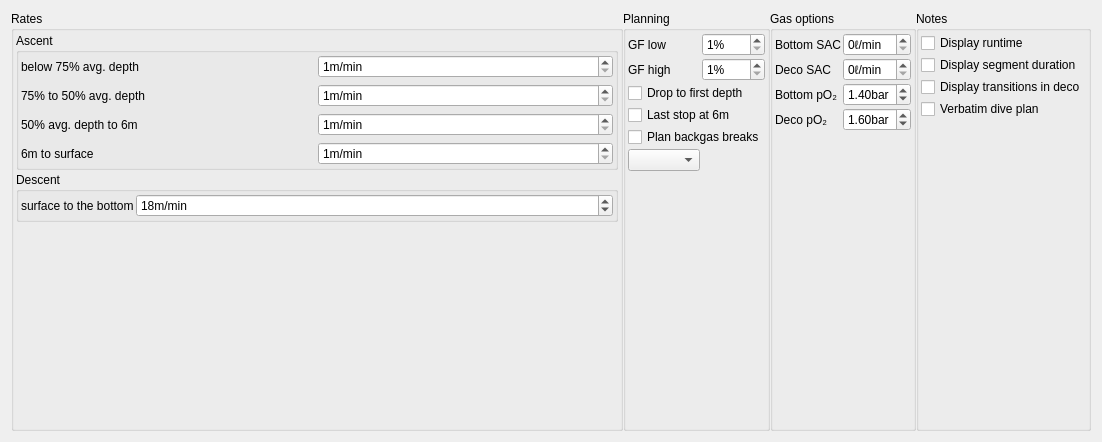
subsurface/subsurface, file qt-ui/plannerSettings.ui: the form before one commit.
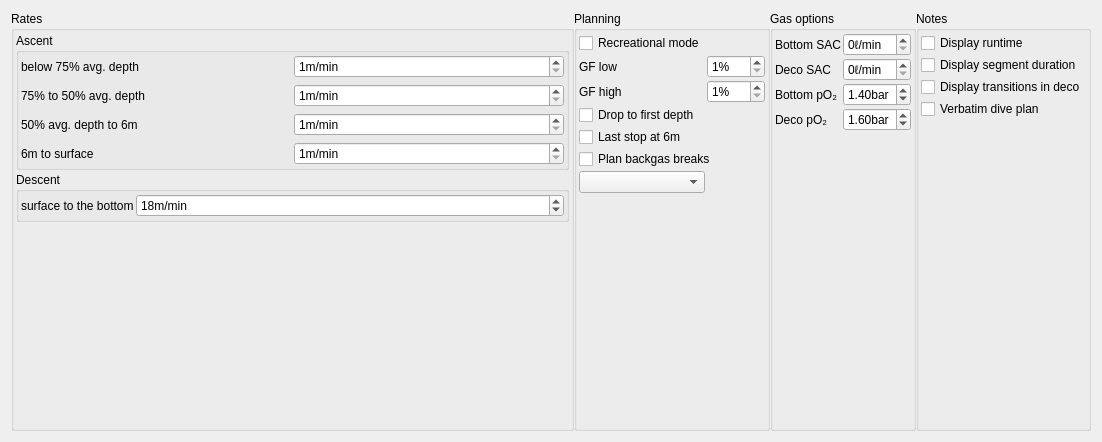
The form after the commit.

Commit message:
Introduce recreational planner mode
This adopts the planner to the needs of the recreational diver. Rather than immediately
starting to ascent doing deco stops this mode, this mode stays at the last manually
entered depth for the maximal time before mandantory stops appear (NDL). It does not
change gas but keeps using the last used cylinder.

TODO: * Grey out unused UI elements of the planner in this mode
      * Start ascent before gas runs out (or into reserve)
      * Do a 3min @ 5m safety stop.

Fixes #840

```diff
--- a/qt-ui/plannerSettings.ui
+++ b/qt-ui/plannerSettings.ui
@@ -262,41 +262,71 @@
           <property name="spacing">
            <number>2</number>
           </property>
-          <item row="0" column="2">
-           <widget class="QSpinBox" name="gflow">
-            <property name="suffix">
-             <string>%</string>
-            </property>
-            <property name="minimum">
-             <number>1</number>
-            </property>
-            <property name="maximum">
-             <number>150</number>
-            </property>
-           </widget>
-          </item>
-          <item row="0" column="1">
-           <widget class="QLabel" name="label_15">
-            <property name="text">
-             <string>GF low</string>
-            </property>
-           </widget>
-          </item>
-          <item row="1" column="1">
+          <item row="2" column="1">
            <widget class="QLabel" name="label_16">
             <property name="text">
              <string>GF high</string>
             </property>
            </widget>
           </item>
-          <item row="4" column="1" colspan="2">
+          <item row="5" column="1" colspan="2">
            <widget class="QCheckBox" name="backgasBreaks">
             <property name="text">
              <string>Plan backgas breaks</string>
             </property>
            </widget>
           </item>
+          <item row="2" column="2">
+           <widget class="QSpinBox" name="gfhigh">
+            <property name="suffix">
+             <string>%</string>
+            </property>
+            <property name="minimum">
+             <number>1</number>
+            </property>
+            <property name="maximum">
+             <number>150</number>
+            </property>
+           </widget>
+          </item>
+          <item row="4" column="1" colspan="2">
+           <widget class="QCheckBox" name="lastStop">
+            <property name="text">
+             <string>Last stop at 6m</string>
+            </property>
+           </widget>
+          </item>
           <item row="6" column="1">
+           <widget class="QComboBox" name="rebreathermode">
+            <property name="currentText">
+             <string/>
+            </property>
+            <property name="maxVisibleItems">
+             <number>6</number>
+            </property>
+           </widget>
+          </item>
+          <item row="1" column="2">
+           <widget class="QSpinBox" name="gflow">
+            <property name="suffix">
+             <string>%</string>
+            </property>
+            <property name="minimum">
+             <number>1</number>
+            </property>
+            <property name="maximum">
+             <number>150</number>
+            </property>
+           </widget>
+          </item>
+          <item row="3" column="1" colspan="2">
+           <widget class="QCheckBox" name="drop_stone_mode">
+            <property name="text">
+             <string>Drop to first depth</string>
+            </property>
+           </widget>
+          </item>
+          <item row="7" column="1">
            <spacer name="verticalSpacer_2">
             <property name="orientation">
              <enum>Qt::Vertical</enum>
@@ -309,40 +339,17 @@
             </property>
            </spacer>
           </item>
-          <item row="3" column="1" colspan="2">
-           <widget class="QCheckBox" name="lastStop">
+          <item row="1" column="1">
+           <widget class="QLabel" name="label_15">
             <property name="text">
-             <string>Last stop at 6m</string>
+             <string>GF low</string>
             </property>
            </widget>
           </item>
-          <item row="1" column="2">
-           <widget class="QSpinBox" name="gfhigh">
-            <property name="suffix">
-             <string>%</string>
-            </property>
-            <property name="minimum">
-             <number>1</number>
-            </property>
-            <property name="maximum">
-             <number>150</number>
-            </property>
-           </widget>
-          </item>
-          <item row="2" column="1" colspan="2">
-           <widget class="QCheckBox" name="drop_stone_mode">
+          <item row="0" column="1">
+           <widget class="QCheckBox" name="recreational_mode">
             <property name="text">
-             <string>Drop to first depth</string>
-            </property>
-           </widget>
-          </item>
-          <item row="5" column="1">
-           <widget class="QComboBox" name="rebreathermode">
-            <property name="currentText">
-             <string/>
-            </property>
-            <property name="maxVisibleItems">
-             <number>6</number>
+             <string>Recreational mode</string>
             </property>
            </widget>
           </item>
```
The commit also changes 7 other files.
